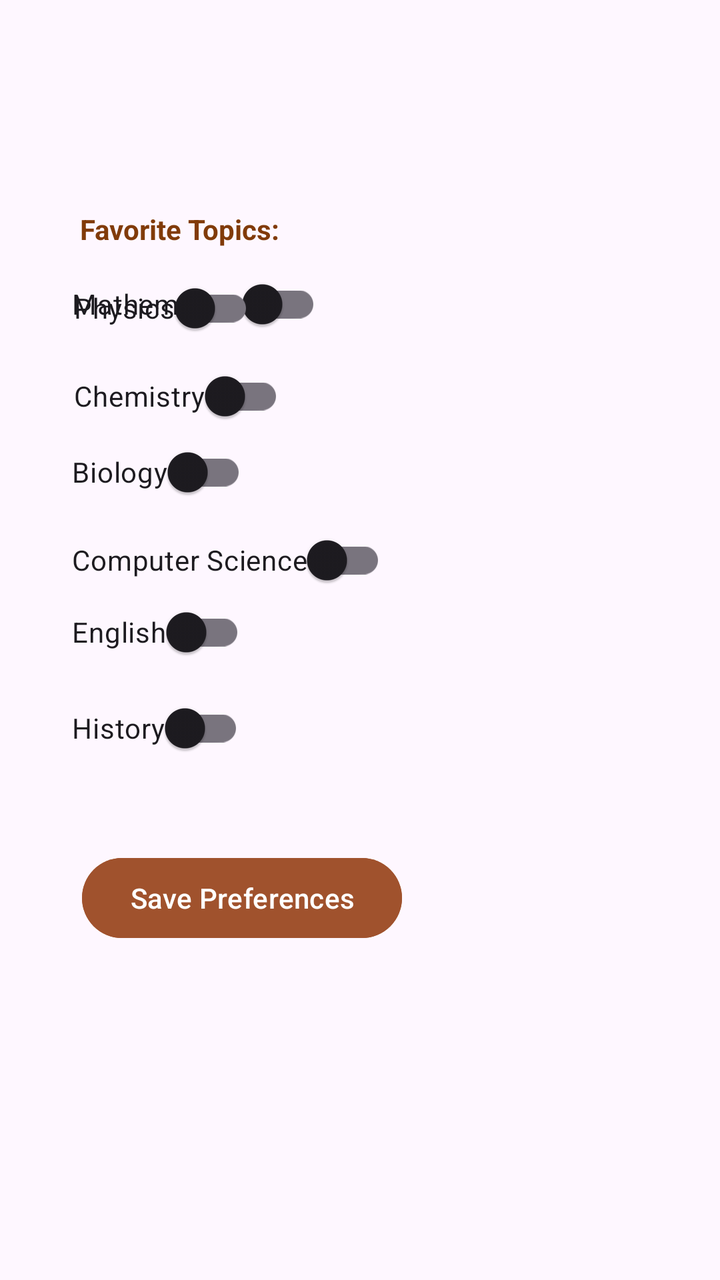
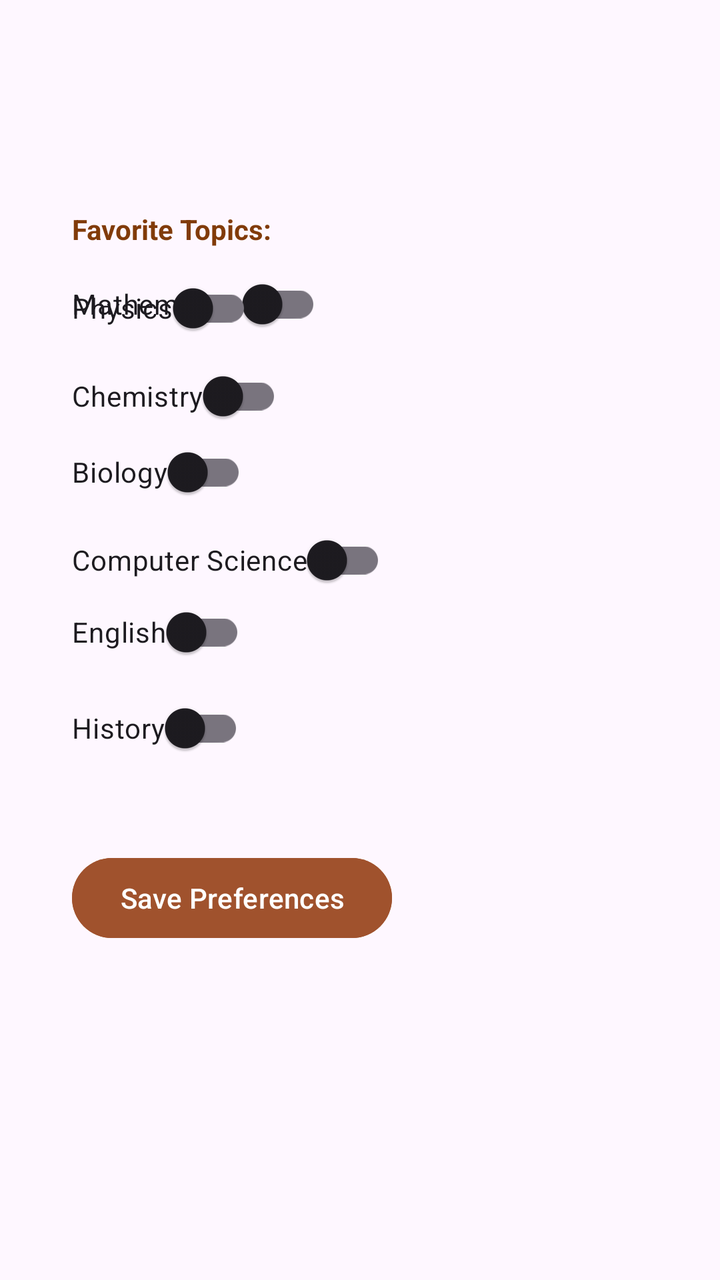

Two renders of the same Android screen: before a commit and after it. Below are the layout's source before the change and the commit's diff.
<!-- AndroidManifest.xml: application theme Theme.Csci3130Group1 -->
<!-- res/layout/fragment_manage_preferences.xml -->
<?xml version="1.0" encoding="utf-8"?>
<androidx.constraintlayout.widget.ConstraintLayout xmlns:android="http://schemas.android.com/apk/res/android"
    xmlns:app="http://schemas.android.com/apk/res-auto"
    xmlns:tools="http://schemas.android.com/tools"
    android:layout_width="match_parent"
    android:layout_height="match_parent"
    tools:context=".ui.manage_preferences.ManagePreferencesFragment">

    <TextView
        android:id="@+id/textView"
        android:layout_width="wrap_content"
        android:layout_height="wrap_content"
        android:layout_marginStart="40dp"
        android:layout_marginTop="152dp"
        android:layout_marginBottom="2dp"
        android:text="Favorite Topics:"
        android:textColor="#813B09"
        android:textStyle="bold"
        app:layout_constraintBottom_toTopOf="@+id/math"
        app:layout_constraintStart_toStartOf="parent"
        app:layout_constraintTop_toTopOf="parent" />

    <androidx.appcompat.widget.SwitchCompat
        android:id="@+id/math"
        android:layout_width="wrap_content"
        android:layout_height="wrap_content"
        android:layout_marginStart="36dp"
        android:layout_marginTop="2dp"
        android:layout_marginBottom="511dp"
        android:text="Mathematics"
        app:layout_constraintBottom_toBottomOf="parent"
        app:layout_constraintStart_toStartOf="parent"
        app:layout_constraintTop_toBottomOf="@+id/textView" />

    <androidx.appcompat.widget.SwitchCompat
        android:id="@+id/physics"
        android:layout_width="wrap_content"
        android:layout_height="wrap_content"
        android:layout_marginStart="37dp"
        android:layout_marginBottom="462dp"
        android:text="Physics"
        app:layout_constraintBottom_toBottomOf="parent"
        app:layout_constraintStart_toStartOf="parent" />

    <androidx.appcompat.widget.SwitchCompat
        android:id="@+id/chem"
        android:layout_width="wrap_content"
        android:layout_height="wrap_content"
        android:layout_marginStart="37dp"
        android:layout_marginBottom="422dp"
        android:text="Chemistry"
        app:layout_constraintBottom_toBottomOf="parent"
        app:layout_constraintStart_toStartOf="parent"
        app:layout_constraintTop_toBottomOf="@+id/physics" />

    <androidx.appcompat.widget.SwitchCompat
        android:id="@+id/bio"
        android:layout_width="wrap_content"
        android:layout_height="wrap_content"
        android:layout_marginStart="36dp"
        android:layout_marginBottom="380dp"
        android:text="Biology"
        app:layout_constraintBottom_toBottomOf="parent"
        app:layout_constraintStart_toStartOf="parent" />

    <androidx.appcompat.widget.SwitchCompat
        android:id="@+id/CS"
        android:layout_width="wrap_content"
        android:layout_height="wrap_content"
        android:layout_marginStart="36dp"
        android:layout_marginBottom="340dp"
        android:text="Computer Science"
        app:layout_constraintBottom_toBottomOf="parent"
        app:layout_constraintStart_toStartOf="parent"
        app:layout_constraintTop_toBottomOf="@+id/bio" />

    <androidx.appcompat.widget.SwitchCompat
        android:id="@+id/English"
        android:layout_width="wrap_content"
        android:layout_height="wrap_content"
        android:layout_marginStart="36dp"
        android:layout_marginBottom="300dp"
        android:text="English"
        app:layout_constraintBottom_toBottomOf="parent"
        app:layout_constraintStart_toStartOf="parent" />

    <androidx.appcompat.widget.SwitchCompat
        android:id="@+id/History"
        android:layout_width="wrap_content"
        android:layout_height="wrap_content"
        android:layout_marginStart="36dp"
        android:layout_marginBottom="259dp"
        android:text="History"
        app:layout_constraintBottom_toBottomOf="parent"
        app:layout_constraintStart_toStartOf="parent"
        app:layout_constraintTop_toBottomOf="@+id/English"
        app:layout_constraintVertical_bias="0.0" />

    <Button
        android:id="@+id/savepref"
        android:layout_width="wrap_content"
        android:layout_height="wrap_content"
        android:layout_marginStart="41dp"
        android:layout_marginTop="37dp"
        android:layout_marginBottom="167dp"
        android:text="Save Preferences"
        android:backgroundTint="#A0522D"
        app:layout_constraintBottom_toBottomOf="parent"
        app:layout_constraintStart_toStartOf="parent"
        app:layout_constraintTop_toBottomOf="@+id/History" />
</androidx.constraintlayout.widget.ConstraintLayout>
<!-- resources referenced by this layout -->
<resources>
  <style name="Theme.Csci3130Group1" parent="Base.Theme.Csci3130Group1" />
  <style name="Base.Theme.Csci3130Group1" parent="Theme.Material3.DayNight.NoActionBar">
          
          
      </style>
</resources>

<!-- the commit's change to res/layout/fragment_manage_preferences.xml (unified diff, before → after) -->
@@ -10,7 +10,7 @@
         android:id="@+id/textView"
         android:layout_width="wrap_content"
         android:layout_height="wrap_content"
-        android:layout_marginStart="40dp"
+        android:layout_marginStart="36dp"
         android:layout_marginTop="152dp"
         android:layout_marginBottom="2dp"
         android:text="Favorite Topics:"
@@ -36,7 +36,7 @@
         android:id="@+id/physics"
         android:layout_width="wrap_content"
         android:layout_height="wrap_content"
-        android:layout_marginStart="37dp"
+        android:layout_marginStart="36dp"
         android:layout_marginBottom="462dp"
         android:text="Physics"
         app:layout_constraintBottom_toBottomOf="parent"
@@ -46,7 +46,7 @@
         android:id="@+id/chem"
         android:layout_width="wrap_content"
         android:layout_height="wrap_content"
-        android:layout_marginStart="37dp"
+        android:layout_marginStart="36dp"
         android:layout_marginBottom="422dp"
         android:text="Chemistry"
         app:layout_constraintBottom_toBottomOf="parent"
@@ -100,11 +100,11 @@
         android:id="@+id/savepref"
         android:layout_width="wrap_content"
         android:layout_height="wrap_content"
-        android:layout_marginStart="41dp"
+        android:layout_marginStart="36dp"
         android:layout_marginTop="37dp"
         android:layout_marginBottom="167dp"
+        android:backgroundTint="#A0522D"
         android:text="Save Preferences"
-        android:backgroundTint="#A0522D"
         app:layout_constraintBottom_toBottomOf="parent"
         app:layout_constraintStart_toStartOf="parent"
         app:layout_constraintTop_toBottomOf="@+id/History" />
